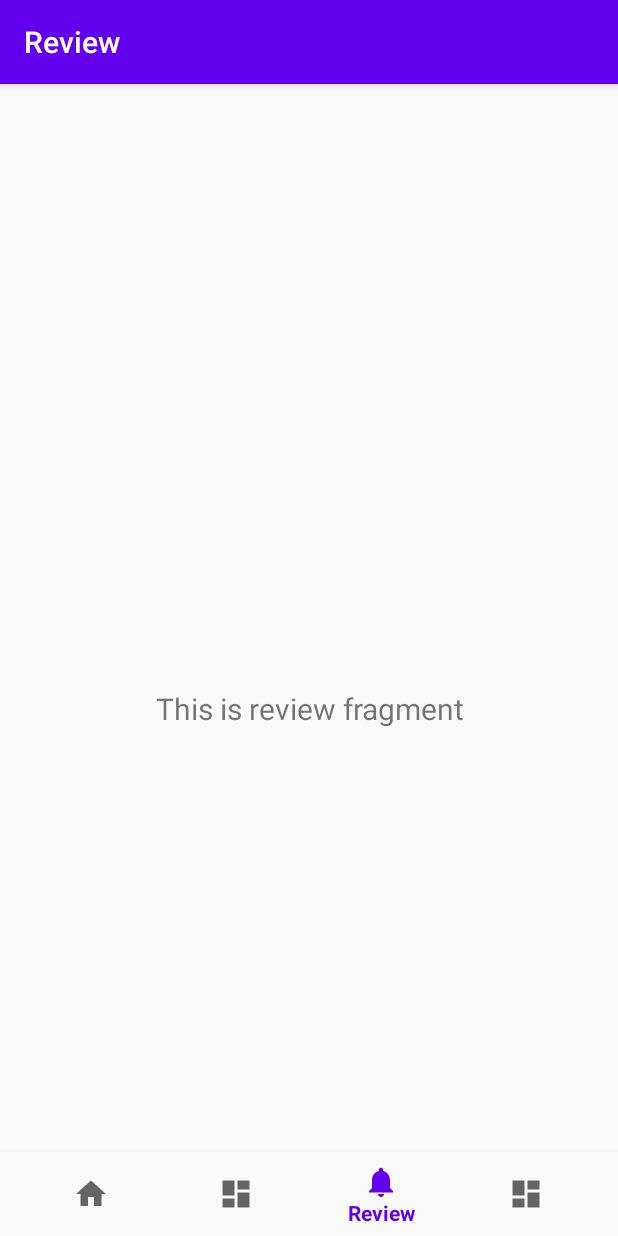
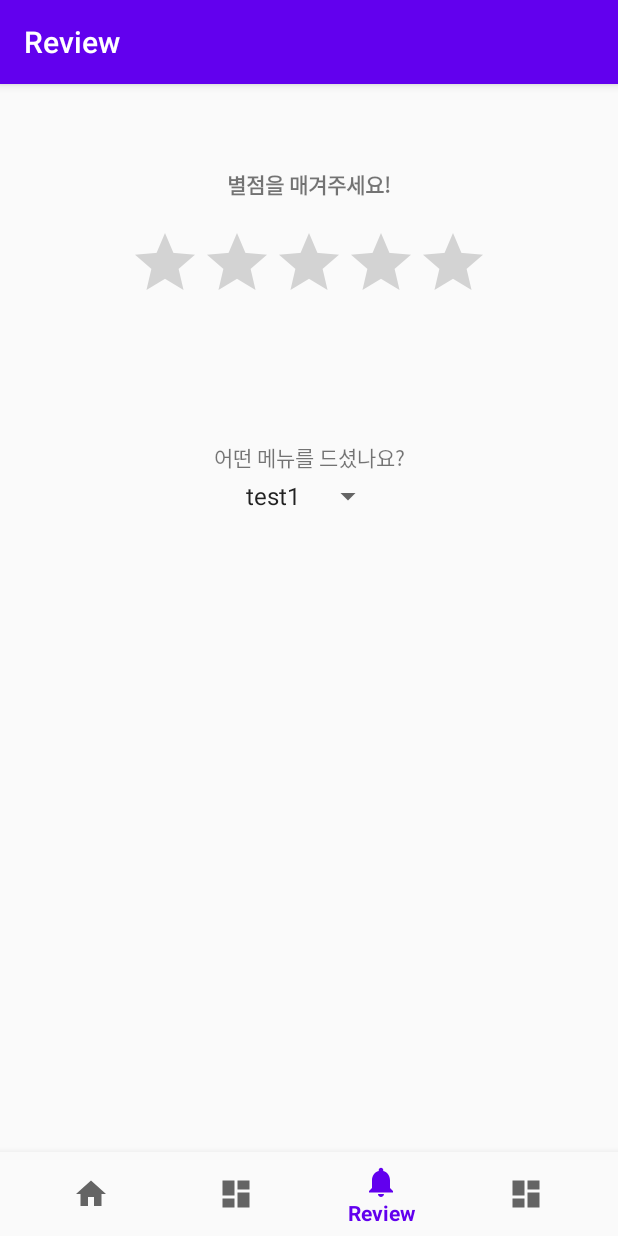
Before and after one commit to nullyng/wannaD, an Android app: the ReviewFragment screen opened through its navigation route, on a phone screen of 412 x 824 dp. Run offline under Robolectric (Android 15) with nearby library versions, the phone set to English and light mode, and no system bars; our stand-ins replace navigation-ui.

Commit message:
review page

```diff
--- a/app/src/main/java/com/example/wannad/ui/review/ReviewFragment.java
+++ b/app/src/main/java/com/example/wannad/ui/review/ReviewFragment.java
@@ -1,35 +1,58 @@
 package com.example.wannad.ui.review;
 
+import android.annotation.SuppressLint;
+import android.app.ActionBar;
+import android.graphics.Color;
+import android.graphics.drawable.ColorDrawable;
 import android.os.Bundle;
 import android.view.LayoutInflater;
+import android.view.MenuItem;
 import android.view.View;
 import android.view.ViewGroup;
+import android.widget.AdapterView;
+import android.widget.ArrayAdapter;
+import android.widget.RatingBar;
+import android.widget.Spinner;
 import android.widget.TextView;
+import android.widget.Toast;
+import android.widget.Toolbar;
 
 import androidx.annotation.NonNull;
 import androidx.annotation.Nullable;
 import androidx.fragment.app.Fragment;
+import androidx.fragment.app.FragmentTransaction;
 import androidx.lifecycle.Observer;
 import androidx.lifecycle.ViewModelProviders;
 
+import com.example.wannad.BottomNavigation;
+import com.example.wannad.MainActivity;
 import com.example.wannad.R;
 
 public class ReviewFragment extends Fragment {
-
+    Spinner spinner;
     private ReviewViewModel reviewViewModel;
-
     public View onCreateView(@NonNull LayoutInflater inflater,
                              ViewGroup container, Bundle savedInstanceState) {
         reviewViewModel =
                 ViewModelProviders.of(this).get(ReviewViewModel.class);
         View root = inflater.inflate(R.layout.fragment_review, container, false);
-        final TextView textView = root.findViewById(R.id.text_review);
-        reviewViewModel.getText().observe(getViewLifecycleOwner(), new Observer<String>() {
+        final RatingBar ratingBar = (RatingBar) root.findViewById(R.id.ratingbar);
+        ratingBar.setOnRatingBarChangeListener(new RatingBar.OnRatingBarChangeListener(){
             @Override
-            public void onChanged(@Nullable String s) {
-                textView.setText(s);
+            public void onRatingChanged(RatingBar ratingBar, float rating, boolean fromUser) {
+                Toast.makeText(getActivity(),
+                        "New Rating: " + rating, Toast.LENGTH_SHORT).show();
             }
         });
+        spinner = root.findViewById(R.id.spinner);
+        ArrayAdapter<String> adapter = new ArrayAdapter<String>(getActivity(),android.R.layout.simple_spinner_item);
+        spinner.setAdapter(adapter);
+        adapter.add("test1");
+        adapter.add("test2");
         return root;
+
+
     }
+
+
 }
--- a/app/src/main/res/layout/fragment_review.xml
+++ b/app/src/main/res/layout/fragment_review.xml
@@ -4,19 +4,52 @@
     xmlns:tools="http://schemas.android.com/tools"
     android:layout_width="match_parent"
     android:layout_height="match_parent"
-    tools:context=".ui.review.ReviewFragment">
+    tools:context=".ui.map.MapFragment">
 
     <TextView
-        android:id="@+id/text_review"
+        android:id="@+id/textView"
         android:layout_width="match_parent"
         android:layout_height="wrap_content"
-        android:layout_marginStart="8dp"
-        android:layout_marginTop="8dp"
-        android:layout_marginEnd="8dp"
-        android:textAlignment="center"
-        android:textSize="20sp"
+        android:text="별점을 매겨주세요!"
+        android:textStyle="bold"
+        android:gravity="center_horizontal"
+        tools:ignore="MissingConstraints" />
+
+    <RatingBar
+        android:id="@+id/ratingbar"
+        android:layout_width="wrap_content"
+        android:layout_height="wrap_content"
+        android:numStars="5"
+        android:stepSize="0.5"
+        tools:ignore="MissingConstraints"
+        app:layout_constraintLeft_toLeftOf="parent"
+        app:layout_constraintRight_toRightOf="parent"
+        app:layout_constraintTop_toTopOf="parent"
         app:layout_constraintBottom_toBottomOf="parent"
-        app:layout_constraintEnd_toEndOf="parent"
-        app:layout_constraintStart_toStartOf="parent"
-        app:layout_constraintTop_toTopOf="parent" />
+        app:layout_constraintVertical_bias="0.06"/>
+
+    <TextView
+        android:id="@+id/textView2"
+        android:layout_width="wrap_content"
+        android:layout_height="wrap_content"
+        android:layout_marginBottom="236dp"
+        android:text="어떤 메뉴를 드셨나요?"
+        app:layout_constraintLeft_toLeftOf="parent"
+        app:layout_constraintRight_toRightOf="parent"
+        app:layout_constraintTop_toTopOf="parent"
+        app:layout_constraintBottom_toBottomOf="parent"
+        app:layout_constraintVertical_bias="0.4"
+        tools:ignore="MissingConstraints" />
+
+    <Spinner
+        android:id="@+id/spinner"
+        android:layout_width="wrap_content"
+        android:layout_height="wrap_content"
+        app:layout_constraintLeft_toLeftOf="parent"
+        app:layout_constraintRight_toRightOf="parent"
+        app:layout_constraintTop_toTopOf="parent"
+        app:layout_constraintBottom_toBottomOf="parent"
+        app:layout_constraintVertical_bias="0.3"
+        tools:ignore="MissingConstraints" />
+
 </androidx.constraintlayout.widget.ConstraintLayout>
--- /dev/null
+++ b/app/src/main/res/values/array.xml
@@ -0,0 +1,10 @@
+<?xml version="1.0" encoding="utf-8"?>
+<resources>
+    <string-array name="fragmenta">
+        <item>아이템0</item>
+        <item>아이템1</item>
+        <item>아이템2</item>
+        <item>아이템3</item>
+        <item>아이템4</item>
+    </string-array>
+</resources>
```
Also changed, not shown: app/src/main/java/com/example/wannad/BottomNavigation.java (+10 -1 lines).
